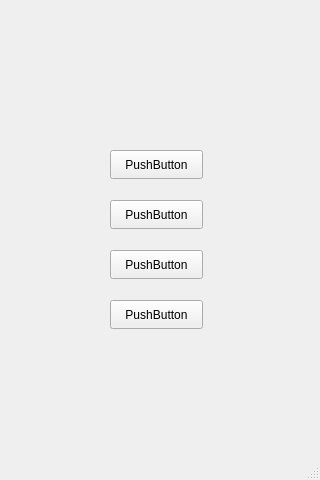
Old version of the form snakel.ui in the repository wsk712/snakel.
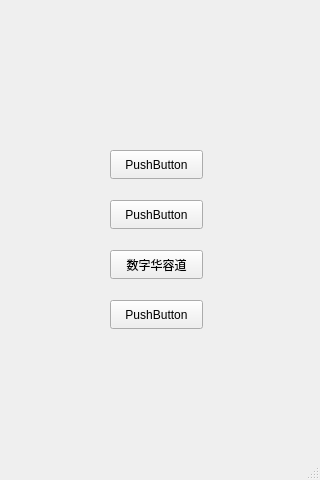
New version of the form.

The edit to the form file:
```diff
--- a/snakel.ui
+++ b/snakel.ui
@@ -62,8 +62,11 @@
       <height>29</height>
      </rect>
     </property>
+    <property name="styleSheet">
+     <string notr="true">font: 9pt &quot;华文行楷&quot;;</string>
+    </property>
     <property name="text">
-     <string>PushButton</string>
+     <string>数字华容道</string>
     </property>
    </widget>
   </widget>
```
Left out of the diff: 3 changed lines with no effect on the pictures.
